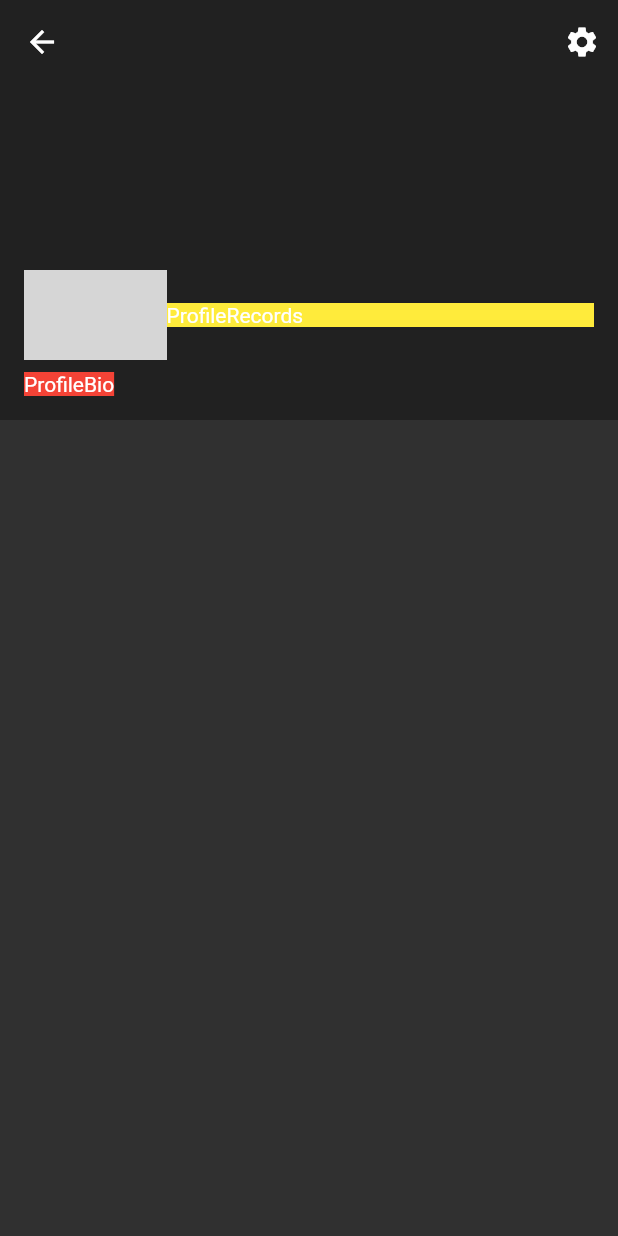
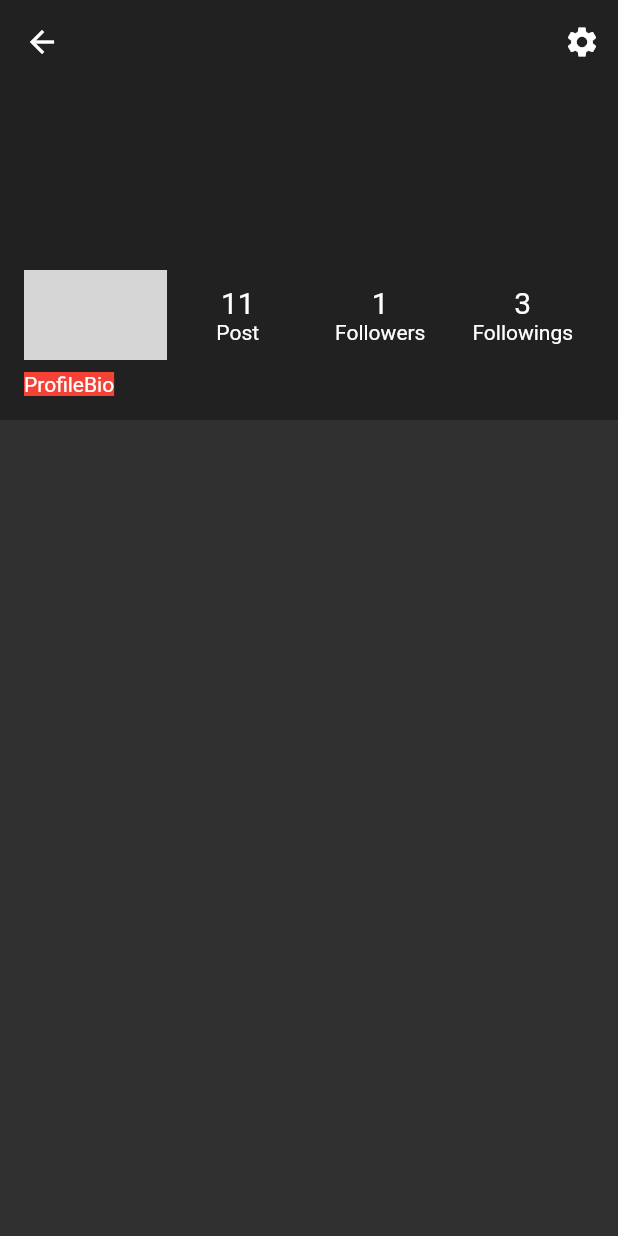
Before and after one commit to yo4hi6o/insta_clone, a Flutter app: the ProfilePage screen opened directly, on a phone screen of 412 x 824 dp. Run offline on Flutter 3.47's test engine with Material 2 defaults, Android fonts, the phone set to English and light mode, and no system bars; our stand-ins replace cached_network_image, cloud_firestore, firebase_auth, firebase_core, firebase_storage, fluttertoast and 8 more; accounts and stored records are empty; network calls fail; Roboto replaces fonts that are missing (NotoSansJP-Bold, NotoSansJP-Medium); grey boxes are pictures that could not be loaded.

Commit message:
155.プロフィール詳細パーツ内の記録表示パーツの大枠を実装しよう(ProfileRecords)

```diff
--- a/lib/style.dart
+++ b/lib/style.dart
@@ -44,3 +44,12 @@ const commentContentTextStyle = TextStyle(
 const commentInputTextStyle = TextStyle(
     fontFamily: RegularFont, fontSize: 12.0
 );
+
+//Profile
+const profileRecordScoreTextStyle = TextStyle(
+    fontFamily: BoldFont, fontSize: 20.0
+);
+
+const profileRecordTitleTextStyle = TextStyle(
+    fontFamily: RegularFont, fontSize: 14.0
+);
--- a/lib/view/profile/components/sub/profile_records.dart
+++ b/lib/view/profile/components/sub/profile_records.dart
@@ -1,11 +1,46 @@
 import 'package:flutter/material.dart';
+import 'package:insta_clone/generated/l10n.dart';
+import 'package:insta_clone/style.dart';
 
 class ProfileRecords extends StatelessWidget {
   @override
   Widget build(BuildContext context) {
-    return Container(
-      child: Text("ProfileRecords"),
-      color: Colors.yellow,
+    return Row(
+      children: <Widget>[
+        _userRecordWidget(
+          context: context,
+          score: 11,
+          title: S.of(context).post,
+        ),
+        _userRecordWidget(
+          context: context,
+          score: 1,
+          title: S.of(context).followers,
+        ),
+        _userRecordWidget(
+          context: context,
+          score: 3,
+          title: S.of(context).followings,
+        ),
+      ],
+    );
+  }
+
+  _userRecordWidget({BuildContext context, int score, String title}) {
+    return Expanded(
+      flex: 1,
+      child: Column(
+        children: <Widget>[
+          Text(
+            score.toString(),
+            style: profileRecordScoreTextStyle,
+          ),
+          Text(
+            title.toString(),
+            style: profileRecordTitleTextStyle,
+          ),
+        ],
+      ),
     );
   }
 }
```
